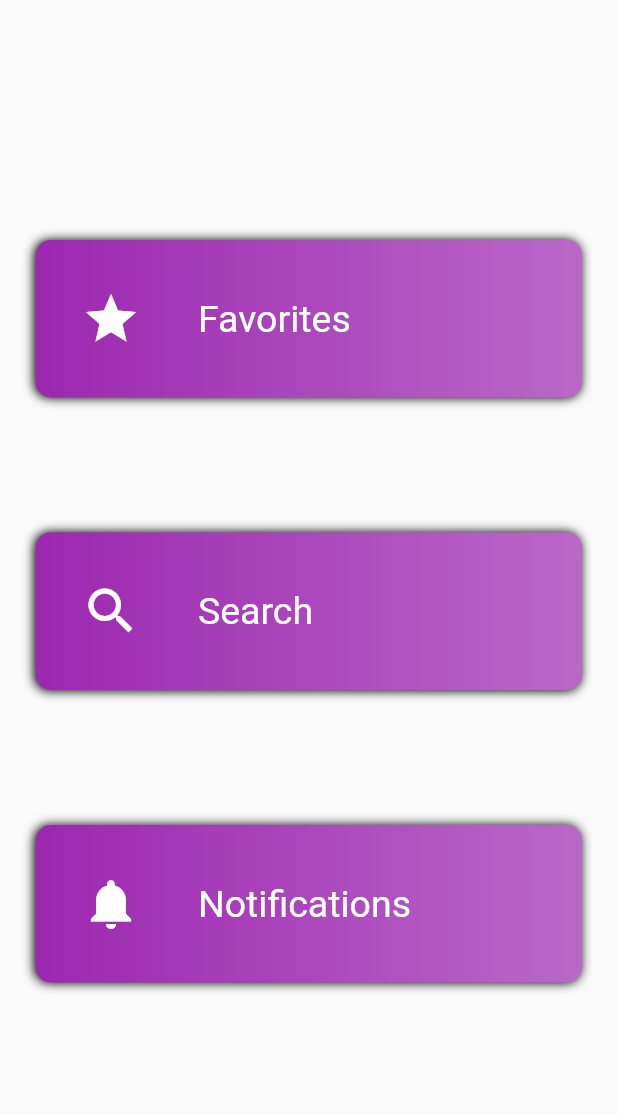
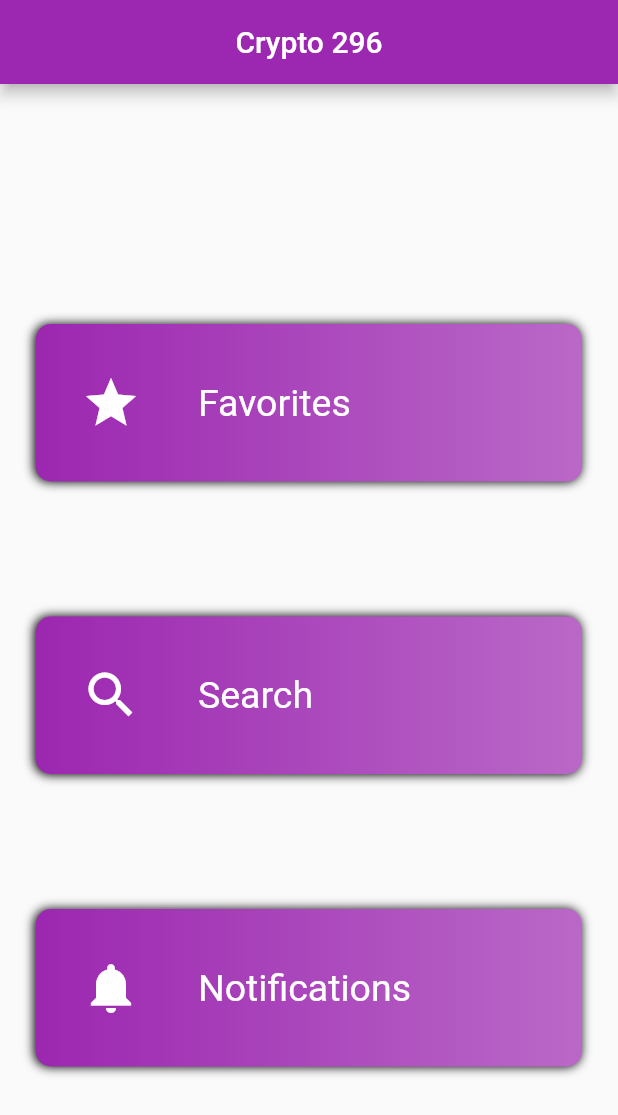
Before and after one commit to gu-tig169/Projektgrupp4, a Flutter app: the screen it shows after launch, on a phone screen of 412 x 824 dp. Shown: the top 1115 px of the screen. Run offline on Flutter 3.47's test engine with Material 2 defaults, Android fonts, the phone set to English and light mode, and no system bars; our stand-ins replace firebase_database; missing offline and left inert: loading_animations; accounts and stored records are empty.

Commit message:
Style fix

```diff
--- a/lib/main.dart
+++ b/lib/main.dart
@@ -4,7 +4,8 @@ import 'package:flutter/material.dart';
 import 'package:provider/provider.dart';
 
 void main() {
-  runApp(ChangeNotifierProvider(create: (context) => Currencies(), child: MyApp()));
+  runApp(ChangeNotifierProvider(
+      create: (context) => Currencies(), child: MyApp()));
 }
 
 class MyApp extends StatelessWidget {
--- a/lib/screens/home_screen/home_screen.dart
+++ b/lib/screens/home_screen/home_screen.dart
@@ -11,12 +11,13 @@ class HomeScreen extends StatelessWidget {
   @override
   Widget build(BuildContext context) {
     return Scaffold(
-      // appBar: AppBar(
-      //   centerTitle: true,
-      //   title: Text(
-      //     'Crypto 296',
-      //   ),
-      // ),
+      appBar: AppBar(
+        centerTitle: true,
+        backgroundColor: Theme.of(context).primaryColor,
+        title: Text(
+          'Crypto 296',
+        ),
+      ),
       body: Padding(
         padding: const EdgeInsets.only(top: 70.0),
         child: Center(
```
Also changed, not shown: lib/global_widgets/currency_card.dart (+9 -3 lines), lib/global_widgets/currency_list_view.dart (+18 -10 lines).
